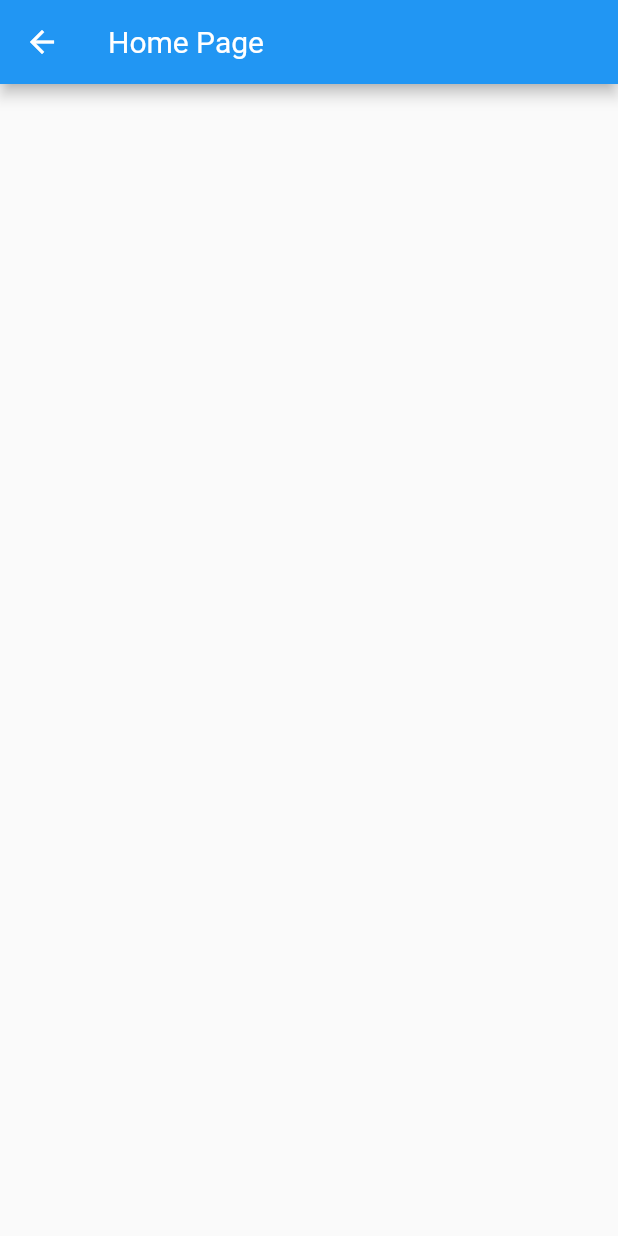
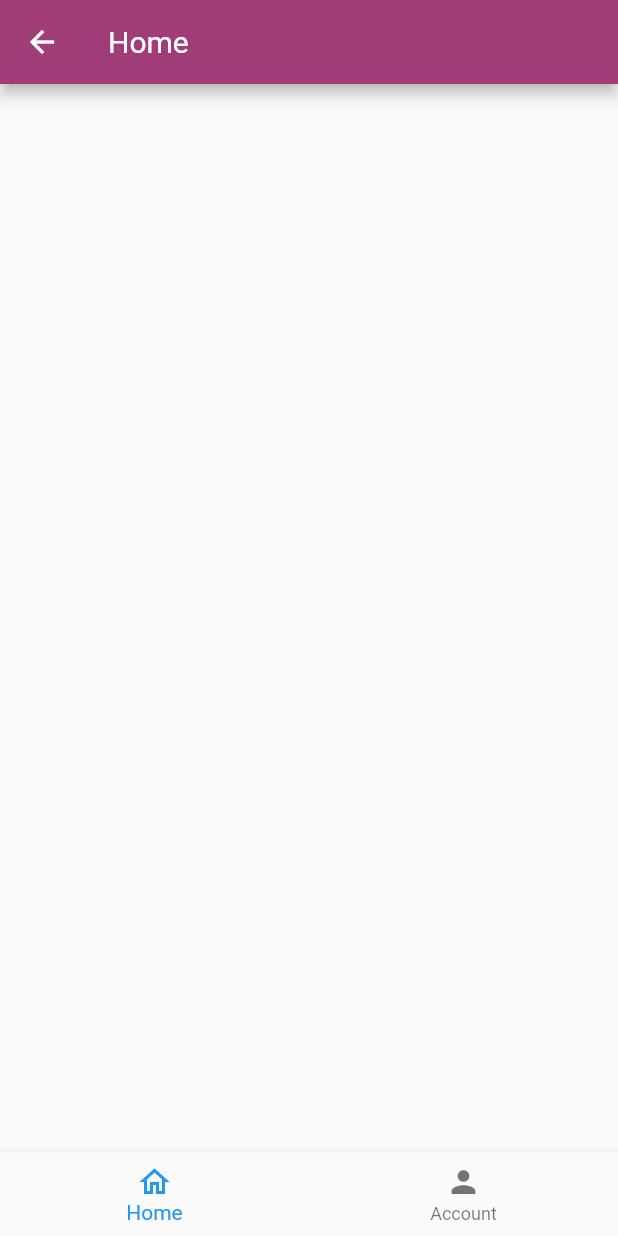
Before and after one commit to NguyenPhatBG/flutter_project_19022022, a Flutter app: the HomePage screen opened by its route, on a phone screen of 412 x 824 dp. Run offline on Flutter 3.47's test engine with Material 2 defaults, Android fonts, the phone set to English and light mode, and no system bars.

```diff
--- a/lib/main.dart
+++ b/lib/main.dart
@@ -1,4 +1,5 @@
 import 'package:flutter/material.dart';
+import 'package:flutter/services.dart';
 
 import 'package:project_19022022/shared/app_colors.dart';
 import 'package:project_19022022/views/home/home_page.dart';
@@ -7,6 +8,11 @@ import 'package:project_19022022/views/profile/profile_page.dart';
 import 'package:project_19022022/views/register/register_page.dart';
 
 void main() {
+  SystemChrome.setSystemUIOverlayStyle(const SystemUiOverlayStyle(
+    statusBarColor: Colors.transparent,
+    statusBarIconBrightness: Brightness.light,
+    statusBarBrightness: Brightness.dark,
+  ));
   runApp(const MyApp());
 }
 
--- a/lib/views/home/home_page.dart
+++ b/lib/views/home/home_page.dart
@@ -1,4 +1,7 @@
 import 'package:flutter/material.dart';
+
+import 'package:project_19022022/views/home/widgets/home_module.dart';
+import 'package:project_19022022/views/profile/profile_page.dart';
 
 class HomePage extends StatefulWidget {
   const HomePage({Key? key}) : super(key: key);
@@ -8,11 +11,38 @@ class HomePage extends StatefulWidget {
 }
 
 class _HomePageState extends State<HomePage> {
+  int _selectedIndex = 0;
+
+  static const List<Widget> _widgetOptions = [
+    HomeModule(),
+    ProfilePage(),
+  ];
+
+  void _onItemTapped(int index) {
+    setState(() {
+      _selectedIndex = index;
+    });
+  }
+
   @override
   Widget build(BuildContext context) {
     return Scaffold(
-      appBar: AppBar(
-        title: const Text('Home Page'),
+      body: _widgetOptions.elementAt(_selectedIndex),
+      bottomNavigationBar: BottomNavigationBar(
+        type: BottomNavigationBarType.fixed,
+        currentIndex: _selectedIndex,
+        onTap: _onItemTapped,
+        elevation: 5,
+        items: const [
+          BottomNavigationBarItem(
+            label: 'Home',
+            icon: Icon(Icons.home_outlined),
+          ),
+          BottomNavigationBarItem(
+            label: 'Account',
+            icon: Icon(Icons.person),
+          )
+        ],
       ),
     );
   }
--- /dev/null
+++ b/lib/views/home/widgets/home_module.dart
@@ -0,0 +1,16 @@
+import 'package:flutter/material.dart';
+import 'package:project_19022022/shared/app_colors.dart';
+
+class HomeModule extends StatelessWidget {
+  const HomeModule({Key? key}) : super(key: key);
+
+  @override
+  Widget build(BuildContext context) {
+    return Scaffold(
+      appBar: AppBar(
+        backgroundColor: AppColors.primary,
+        title: const Text('Home'),
+      ),
+    );
+  }
+}
```
Also changed, not shown: lib/views/profile/profile_page.dart (+47 -1 lines), 1 other file.
